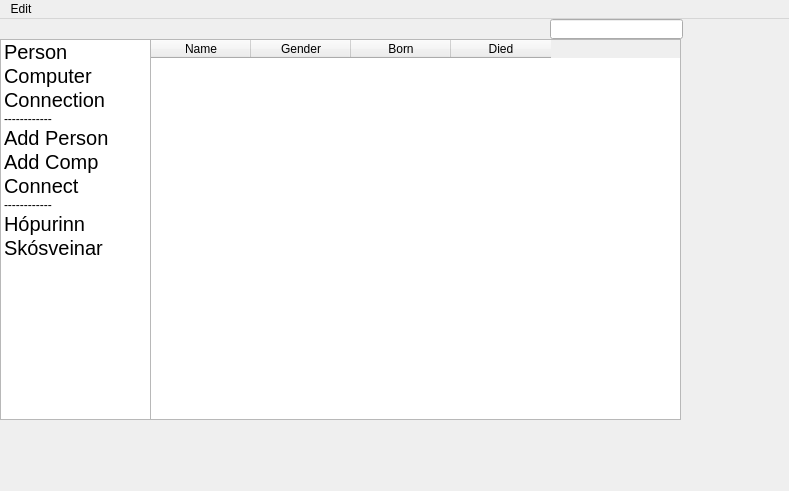
The window that database.ui (Verklegtnamskeid1/Skilaverkefni3) describes before a commit, drawn with Qt 5.
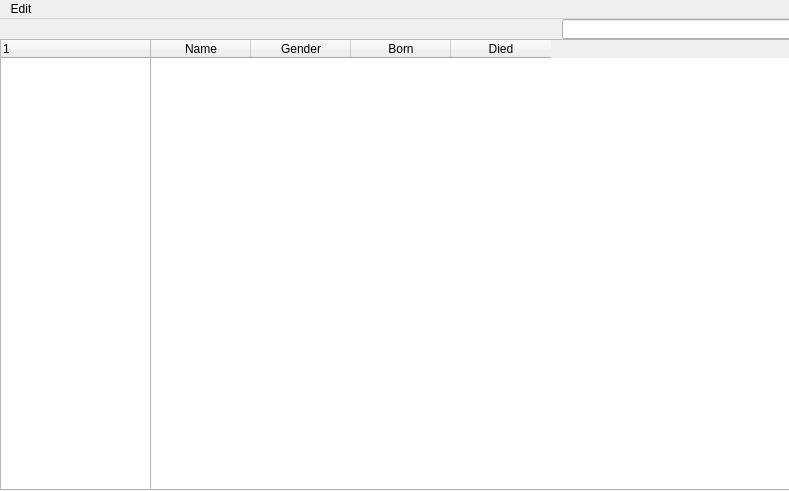
The same window after the commit. Icons and pictures are not drawn.

```diff
--- a/database.ui
+++ b/database.ui
@@ -33,9 +33,9 @@
    <widget class="QLineEdit" name="Search_edit">
     <property name="geometry">
      <rect>
-      <x>550</x>
+      <x>562</x>
       <y>0</y>
-      <width>133</width>
+      <width>231</width>
       <height>20</height>
      </rect>
     </property>
@@ -45,8 +45,8 @@
      <rect>
       <x>150</x>
       <y>20</y>
-      <width>531</width>
-      <height>381</height>
+      <width>641</width>
+      <height>451</height>
      </rect>
     </property>
     <column>
@@ -70,134 +70,20 @@
      </property>
     </column>
    </widget>
-   <widget class="QListWidget" name="listWidget">
+   <widget class="QTreeWidget" name="treeWidget">
     <property name="geometry">
      <rect>
       <x>0</x>
       <y>20</y>
       <width>151</width>
-      <height>381</height>
+      <height>451</height>
      </rect>
     </property>
-    <property name="selectionMode">
-     <enum>QAbstractItemView::MultiSelection</enum>
-    </property>
-    <item>
+    <column>
      <property name="text">
-      <string>Person</string>
+      <string notr="true">1</string>
      </property>
-     <property name="font">
-      <font>
-       <pointsize>15</pointsize>
-       <weight>50</weight>
-       <bold>false</bold>
-      </font>
-     </property>
-     <property name="icon">
-      <iconset>
-       <normaloff>../../../addperson.png</normaloff>../../../addperson.png</iconset>
-     </property>
-    </item>
-    <item>
-     <property name="text">
-      <string>Computer</string>
-     </property>
-     <property name="font">
-      <font>
-       <pointsize>15</pointsize>
-      </font>
-     </property>
-     <property name="icon">
-      <iconset>
-       <normaloff>../../../addcomp.jpg</normaloff>../../../addcomp.jpg</iconset>
-     </property>
-    </item>
-    <item>
-     <property name="text">
-      <string>Connection</string>
-     </property>
-     <property name="font">
-      <font>
-       <pointsize>15</pointsize>
-      </font>
-     </property>
-     <property name="icon">
-      <iconset>
-       <normaloff>../../../connect.png</normaloff>../../../connect.png</iconset>
-     </property>
-    </item>
-    <item>
-     <property name="text">
-      <string>------------</string>
-     </property>
-    </item>
-    <item>
-     <property name="text">
-      <string>Add Person</string>
-     </property>
-     <property name="font">
-      <font>
-       <pointsize>15</pointsize>
-      </font>
-     </property>
-     <property name="icon">
-      <iconset>
-       <normaloff>../../../plus.png</normaloff>../../../plus.png</iconset>
-     </property>
-    </item>
-    <item>
-     <property name="text">
-      <string>Add Comp</string>
-     </property>
-     <property name="font">
-      <font>
-       <pointsize>15</pointsize>
-      </font>
-     </property>
-     <property name="icon">
-      <iconset>
-       <normaloff>../../../plus.png</normaloff>../../../plus.png</iconset>
-     </property>
-    </item>
-    <item>
-     <property name="text">
-      <string>Connect</string>
-     </property>
-     <property name="font">
-      <font>
-       <pointsize>15</pointsize>
-      </font>
-     </property>
-     <property name="icon">
-      <iconset>
-       <normaloff>../../../plus.png</normaloff>../../../plus.png</iconset>
-     </property>
-    </item>
-    <item>
-     <property name="text">
-      <string>------------</string>
-     </property>
-    </item>
-    <item>
-     <property name="text">
-      <string>Hópurinn</string>
-     </property>
-     <property name="font">
-      <font>
-       <pointsize>15</pointsize>
-      </font>
-     </property>
-    </item>
-    <item>
-     <property name="text">
-      <string>Skósveinar</string>
-     </property>
-     <property name="font">
-      <font>
-       <pointsize>15</pointsize>
-      </font>
-     </property>
-    </item>
+    </column>
    </widget>
   </widget>
   <widget class="QMenuBar" name="menuBar">
```
